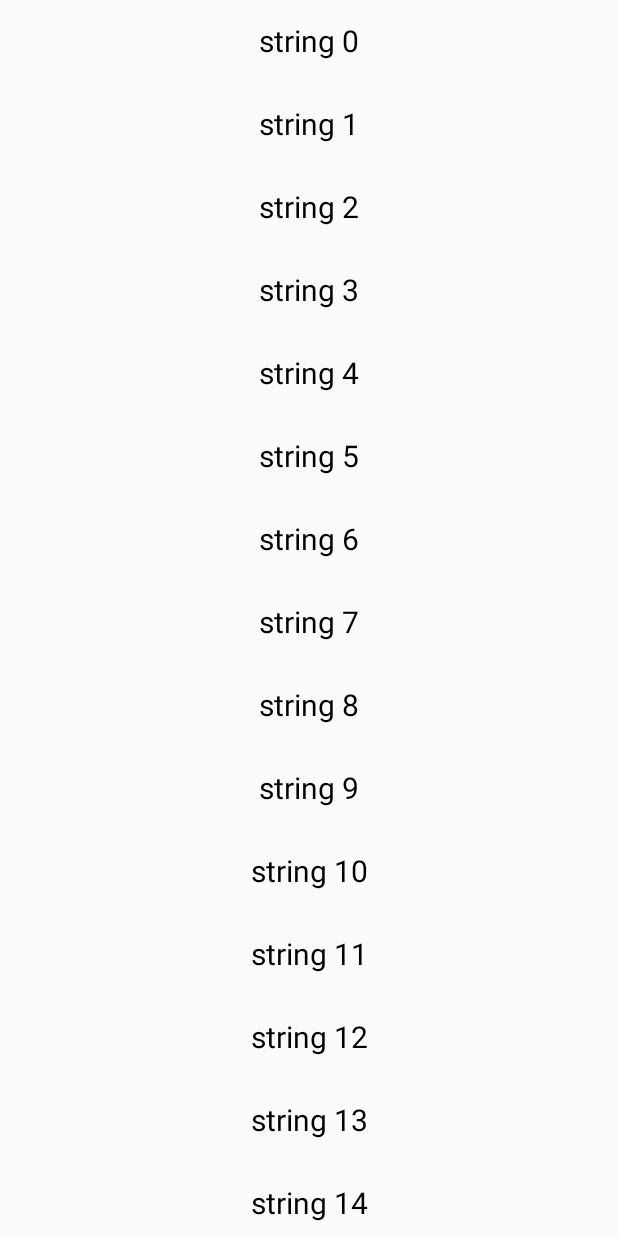
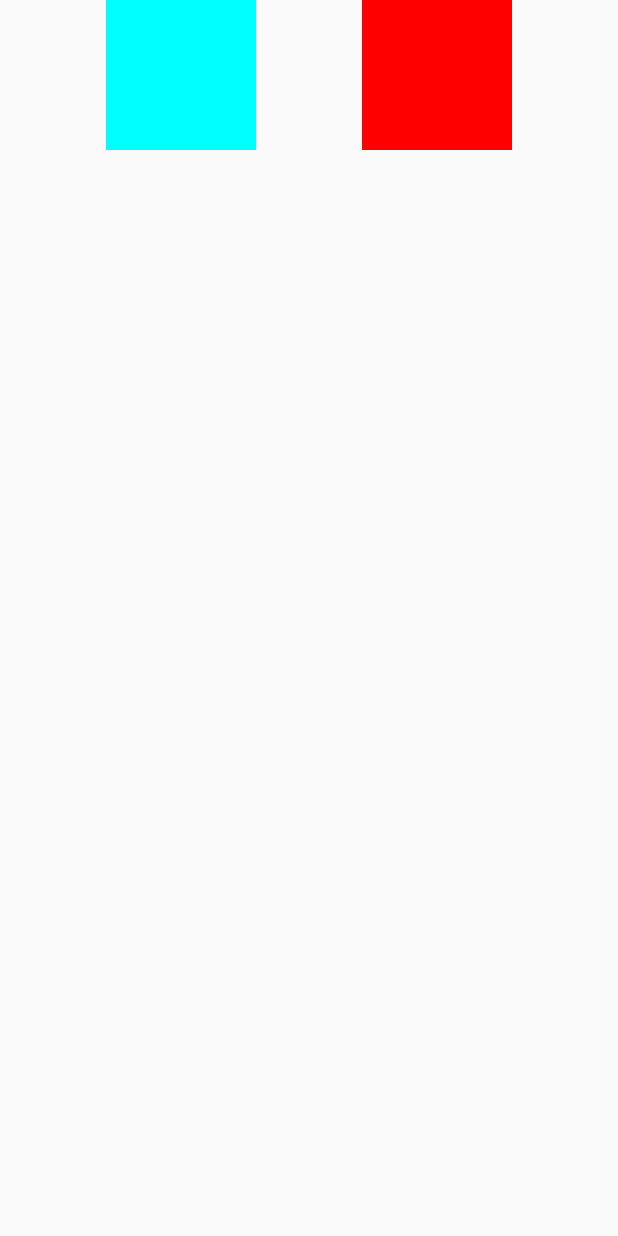
Before and after one commit to nikhilsutar123/ComposeApp, an Android app built with Jetpack Compose: the screen it shows after launch (MainActivity), on a phone screen of 412 x 824 dp. Run offline under Robolectric (Android 15) with nearby library versions, the phone set to English and light mode, and no system bars; our stand-ins replace constraintlayout-compose.

Commit message:
constraint layout in jetpack compose

```diff
--- a/app/build.gradle.kts
+++ b/app/build.gradle.kts
@@ -54,6 +54,7 @@ dependencies {
     implementation(libs.androidx.core.ktx)
     implementation(libs.androidx.lifecycle.runtime.ktx)
     implementation(libs.androidx.activity.compose)
+    implementation(libs.androidx.constraintlayout.compose)
     implementation(platform(libs.androidx.compose.bom))
     implementation(libs.androidx.ui)
     implementation(libs.androidx.ui.graphics)
--- a/app/src/main/java/com/example/composeapp/MainActivity.kt
+++ b/app/src/main/java/com/example/composeapp/MainActivity.kt
@@ -1,65 +1,57 @@
 package com.example.composeapp
 
 import android.os.Bundle
-import android.widget.Space
 import androidx.activity.ComponentActivity
 import androidx.activity.compose.setContent
 import androidx.compose.foundation.background
-import androidx.compose.foundation.clickable
-import androidx.compose.foundation.horizontalScroll
-import androidx.compose.foundation.layout.Arrangement
 import androidx.compose.foundation.layout.Box
-import androidx.compose.foundation.layout.Column
-import androidx.compose.foundation.layout.Spacer
 import androidx.compose.foundation.layout.fillMaxSize
-import androidx.compose.foundation.layout.fillMaxWidth
-import androidx.compose.foundation.layout.height
-import androidx.compose.foundation.layout.padding
-import androidx.compose.foundation.lazy.LazyColumn
-import androidx.compose.foundation.lazy.LazyRow
-import androidx.compose.foundation.lazy.items
-import androidx.compose.foundation.lazy.itemsIndexed
-import androidx.compose.foundation.rememberScrollState
-import androidx.compose.foundation.text2.input.TextFieldState
-import androidx.compose.material3.Button
-import androidx.compose.material3.Scaffold
-import androidx.compose.material3.SnackbarHost
-import androidx.compose.material3.SnackbarHostState
-import androidx.compose.material3.Text
-import androidx.compose.material3.TextField
-import androidx.compose.runtime.Composable
-import androidx.compose.runtime.mutableStateOf
-import androidx.compose.runtime.*
-import androidx.compose.runtime.rememberCoroutineScope
-import androidx.compose.ui.AbsoluteAlignment
-import androidx.compose.ui.Alignment
 import androidx.compose.ui.Modifier
 import androidx.compose.ui.graphics.Color
-import androidx.compose.ui.text.TextStyle
-import androidx.compose.ui.text.style.TextAlign
-import androidx.compose.ui.unit.TextUnit
+import androidx.compose.ui.layout.layoutId
 import androidx.compose.ui.unit.dp
-import androidx.compose.ui.unit.sp
-import kotlinx.coroutines.CoroutineScope
-import kotlinx.coroutines.launch
-import kotlin.random.Random
+import androidx.constraintlayout.compose.ChainStyle
+import androidx.constraintlayout.compose.ConstraintLayout
+import androidx.constraintlayout.compose.ConstraintSet
+import androidx.constraintlayout.compose.Dimension
 
 class MainActivity : ComponentActivity() {
     override fun onCreate(savedInstanceState: Bundle?) {
         super.onCreate(savedInstanceState)
         setContent {
-           LazyColumn() {
-               items(count = 20, itemContent = {
-                   Text(
-                       text = "string $it",
-                       style = TextStyle(fontSize = 20.sp),
-                       textAlign = TextAlign.Center,
-                       modifier = Modifier
-                           .fillMaxWidth()
-                           .padding(16.dp)
-                   )
-               })
-           }
+            val constraints = ConstraintSet() {
+                val greenBox = createRefFor("greenbox")
+                val redBox = createRefFor("redbox")
+                val guideLineTop = createGuidelineFromTop(0.5f)
+                val guideLineStart = createGuidelineFromStart(0.5f)
+                constrain(greenBox) {
+                    top.linkTo(parent.top)
+                    start.linkTo(parent.start)
+                    width = Dimension.value(100.dp)
+                    height = Dimension.value(100.dp)
+                }
+                constrain(redBox) {
+                    top.linkTo(parent.top)
+                    start.linkTo(greenBox.end)
+                    end.linkTo(parent.end)
+                    width = Dimension.value(100.dp)
+                    height = Dimension.value(100.dp)
+                }
+                createHorizontalChain(greenBox,redBox, chainStyle = ChainStyle.Spread)
+            }
+
+            ConstraintLayout(constraintSet = constraints, modifier = Modifier.fillMaxSize()) {
+                Box(modifier = Modifier
+                    .background(Color.Cyan)
+                    .layoutId("greenbox")) {
+
+                }
+                Box(modifier = Modifier
+                    .background(Color.Red)
+                    .layoutId("redbox")) {
+
+                }
+            }
         }
     }
 }
--- a/gradle/libs.versions.toml
+++ b/gradle/libs.versions.toml
@@ -1,5 +1,6 @@
 [versions]
 agp = "8.5.1"
+constraintlayoutComposeVersion = "1.0.1"
 kotlin = "1.9.0"
 coreKtx = "1.10.1"
 junit = "4.13.2"
@@ -10,6 +11,7 @@ activityCompose = "1.8.0"
 composeBom = "2024.04.01"
 
 [libraries]
+androidx-constraintlayout-compose = { module = "androidx.constraintlayout:constraintlayout-compose", version.ref = "constraintlayoutComposeVersion" }
 androidx-core-ktx = { group = "androidx.core", name = "core-ktx", version.ref = "coreKtx" }
 junit = { group = "junit", name = "junit", version.ref = "junit" }
 androidx-junit = { group = "androidx.test.ext", name = "junit", version.ref = "junitVersion" }
```
